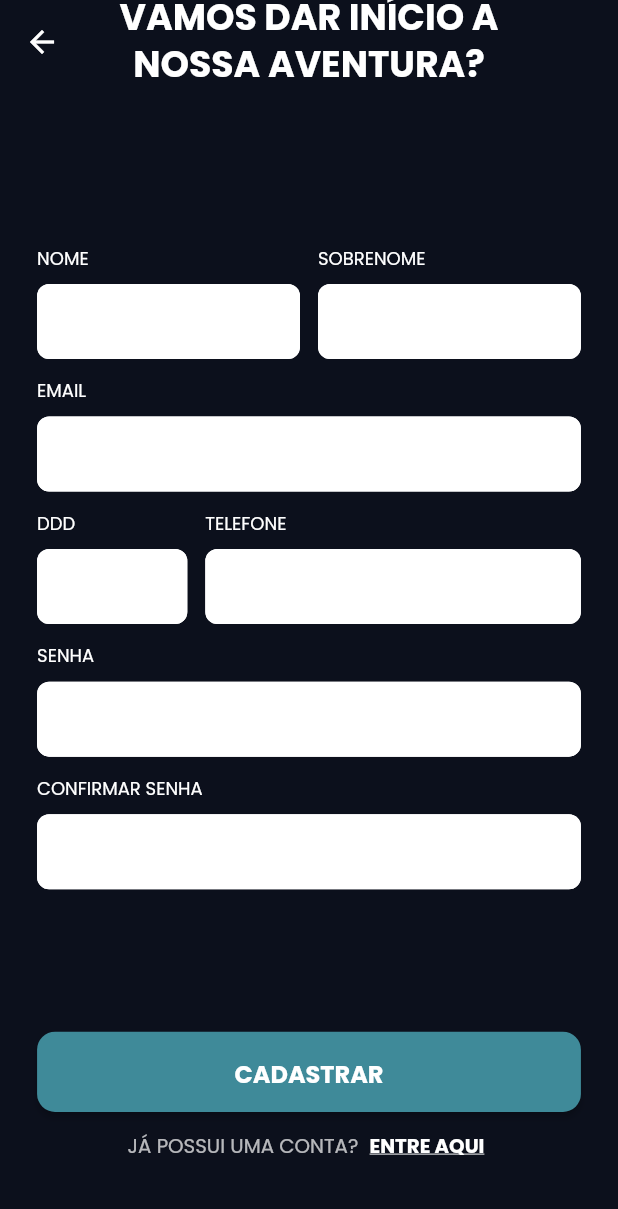
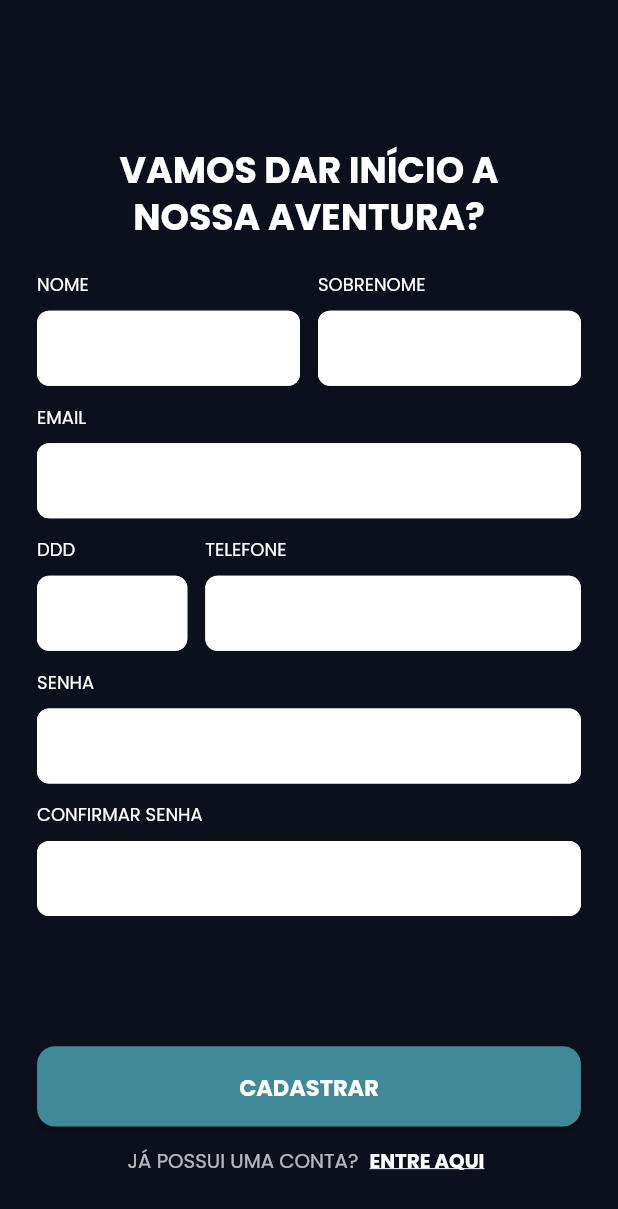
Before and after one commit to BlackHeart054/tramatec-mobile, a Flutter app: the RegistrationScreen screen opened by its route, on a phone screen of 412 x 824 dp. Shown: the top 1209 px of the screen. Run offline on Flutter 3.47's test engine with Material 2 defaults, Android fonts, the phone set to English and light mode, and no system bars; our stand-ins replace cloud_firestore, firebase_auth, firebase_core, flutter_mobx, get_it, google_fonts and 2 more; accounts and stored records are empty; generated files the repository leaves out were written again.

Commit message:
tela de ajustes criada (apenas visual); tela 'sobre' movida para a tela de ajustes na parte de licensas e afins; pequenas alterações na registration_screen;

```diff
--- a/lib/screens/login_screen.dart
+++ b/lib/screens/login_screen.dart
@@ -299,6 +299,7 @@ class _LoginScreenState extends State<LoginScreen> {
                                 style: linkBaseStyle.copyWith(
                                   color: Colors.white,
                                   fontWeight: FontWeight.bold,
+                                  decoration: TextDecoration.underline,
                                 ),
                               ),
                             )
--- a/lib/screens/registration_screen.dart
+++ b/lib/screens/registration_screen.dart
@@ -11,6 +11,8 @@ class RegistrationScreen extends StatefulWidget {
 }
 
 class _RegistrationScreenState extends State<RegistrationScreen> {
+  bool _isLoading = false;
+
   final TextEditingController _nomeController = TextEditingController();
   final TextEditingController _sobrenomeController = TextEditingController();
   final TextEditingController _emailController = TextEditingController();
@@ -32,29 +34,7 @@ class _RegistrationScreenState extends State<RegistrationScreen> {
     super.dispose();
   }
 
-  double _scaleForWidth(double screenWidth) {
-    return (screenWidth / 375.0).clamp(0.85, 1.15);
-  }
-
-  @override
-  Widget build(BuildContext context) {
-    final Size size = MediaQuery.of(context).size;
-    final double scale = _scaleForWidth(size.width);
-    bool isLoading = false;
-
-    final TextStyle titleStyle = TextStyle(
-      color: Colors.white,
-      fontSize: (22.0 * scale).clamp(18.0, 26.0),
-      fontWeight: FontWeight.bold,
-      height: 1.3,
-    );
-
-    final TextStyle linkBaseStyle = TextStyle(
-      color: Colors.white70,
-      fontSize: (12.0 * scale).clamp(11.0, 14.0),
-    );
-
-    Future<void> registerUser() async {
+  Future<void> _registerUser() async {
     if (_senhaController.text != _confirmarSenhaController.text) {
       ScaffoldMessenger.of(context).showSnackBar(
         const SnackBar(content: Text("As senhas não coincidem.")),
@@ -63,7 +43,7 @@ class _RegistrationScreenState extends State<RegistrationScreen> {
     }
 
     setState(() {
-        isLoading = true;
+      _isLoading = true;
     });
 
     try {
@@ -96,28 +76,44 @@ class _RegistrationScreenState extends State<RegistrationScreen> {
     } finally {
       if (mounted) {
         setState(() {
-            isLoading = false;
+          _isLoading = false;
         });
       }
     }
   }
 
+  double _scaleForWidth(double screenWidth) {
+    return (screenWidth / 375.0).clamp(0.85, 1.15);
+  }
+
+  @override
+  Widget build(BuildContext context) {
+    final Size size = MediaQuery.of(context).size;
+    final double scale = _scaleForWidth(size.width);
+
+    final TextStyle titleStyle = TextStyle(
+      color: Colors.white,
+      fontSize: (22.0 * scale).clamp(18.0, 26.0),
+      fontWeight: FontWeight.bold,
+      height: 1.3,
+    );
+
+    final TextStyle linkBaseStyle = TextStyle(
+      color: Colors.white70,
+      fontSize: (12.0 * scale).clamp(11.0, 14.0),
+    );
+
     return Scaffold(
       backgroundColor: const Color(0xFF0C101C),
-      appBar: AppBar(
-        backgroundColor: Colors.transparent,
-        elevation: 0,
-        leading: IconButton(
-          icon: const Icon(Icons.arrow_back, color: Colors.white),
-          onPressed: () => Navigator.of(context).pop(),
-        ),
-        title: Text(
-          'VAMOS DAR INÍCIO A\nNOSSA AVENTURA?',
-          textAlign: TextAlign.center,
-          style: titleStyle,
-        ),
-        centerTitle: true,
-      ),
+      // appBar: AppBar(
+      //   backgroundColor: Colors.transparent,
+      //   elevation: 0,
+      //   leading: IconButton(
+      //     icon: const Icon(Icons.arrow_back, color: Colors.white),
+      //     onPressed: () => Navigator.of(context).pop(),
+      //   ),
+      //   centerTitle: true,
+      // ),
       body: LayoutBuilder(
         builder: (context, constraints) {
           return Center(
@@ -132,10 +128,16 @@ class _RegistrationScreenState extends State<RegistrationScreen> {
                   mainAxisAlignment: MainAxisAlignment.spaceBetween,
                   children: [
                     Expanded(
-                      flex: 5,
+                      flex: 6,
                       child: Column(
                         mainAxisAlignment: MainAxisAlignment.center,
                         children: [
+                          Text(
+                            'VAMOS DAR INÍCIO A\nNOSSA AVENTURA?',
+                            textAlign: TextAlign.center,
+                            style: titleStyle,
+                          ),
+                          const SizedBox(height: 20),
                           Row(
                             children: [
                               Expanded(
@@ -201,20 +203,20 @@ class _RegistrationScreenState extends State<RegistrationScreen> {
                             height: (size.height * 0.065).clamp(44.0, 54.0),
                             width: double.infinity,
                             child: ElevatedButton(
-                              onPressed: isLoading ? null : registerUser,
+                              onPressed: _isLoading ? null : _registerUser,
                               style: ElevatedButton.styleFrom(
                                 backgroundColor: const Color(0xFF3F8A99),
                                 shape: RoundedRectangleBorder(
                                   borderRadius: BorderRadius.circular(12),
                                 ),
                               ),
-                              child: isLoading
+                              child: _isLoading
                                   ? const CircularProgressIndicator(
                                       color: Colors.white)
                                   : const Text(
                                       'CADASTRAR',
                                       style: TextStyle(
-                                        fontSize: 16,
+                                        fontSize: 15,
                                         fontWeight: FontWeight.bold,
                                         color: Colors.white,
                                       ),
@@ -248,6 +250,7 @@ class _RegistrationScreenState extends State<RegistrationScreen> {
                                   ),
                                 ),
                               ),
+                              const SizedBox(height: 20),
                             ],
                           ),
                         ],
```
Also changed, not shown: lib/screens/home_screen.dart (+49 -107 lines), lib/screens/initial_page_home.dart (added, +47 -0 lines), lib/screens/settings_screen.dart (added, +172 -0 lines). Lines whose indentation alone changed are shown as unchanged.
